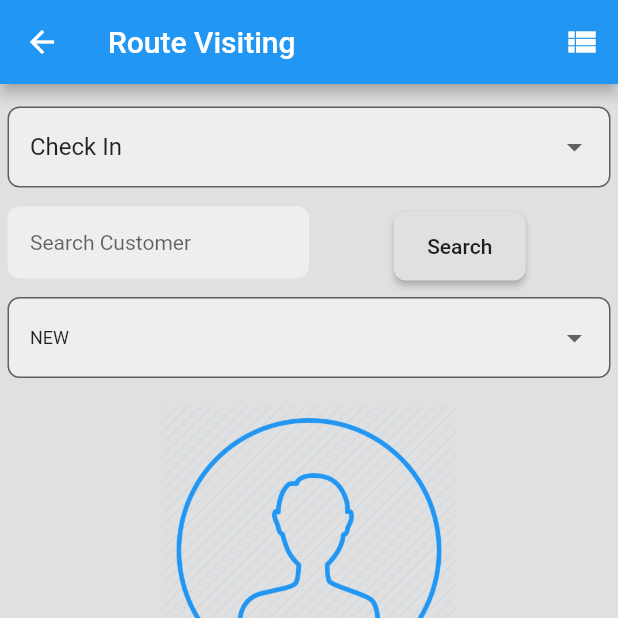
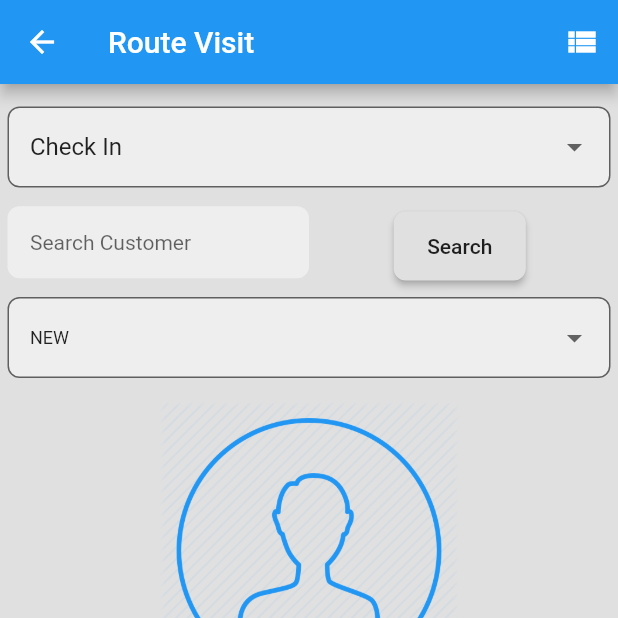
Before and after one commit to hvannak/gpstrackingplan, a Flutter app: the MyDashboard screen opened directly, after a tap on the "map" icon, on a phone screen of 412 x 824 dp, the top half of it. Run offline on Flutter 3.47's test engine with Material 2 defaults, Android fonts, the phone set to English and light mode, and no system bars; drawn by our look-alikes of auto_size_text; our stand-ins replace camera, connectivity, geolocator, google_maps_flutter, shared_preferences, sqflite; accounts and stored records are empty.

Commit message:
add translate on dashboard and register

```diff
--- a/lib/dashboard.dart
+++ b/lib/dashboard.dart
@@ -6,6 +6,7 @@ import 'package:gpstrackingplan/routevisiting.dart';
 import 'package:gpstrackingplan/saleorder.dart';
 import 'package:gpstrackingplan/takeleave.dart';
 import 'package:shared_preferences/shared_preferences.dart';
+import 'app_localizations.dart';
 import 'helpers/database_helper.dart';
 
 
@@ -114,7 +115,7 @@ class _MyDashboardState extends State<MyDashboard> {
     return Scaffold(
       appBar: AppBar(
           title: Text(
-        'Dashboard',
+        AppLocalizations.of(context).translate('dashboard'),
         style: TextStyle(color: Colors.white),
       )),
       drawer: Drawer(child: MyDrawer()),
@@ -124,13 +125,13 @@ class _MyDashboardState extends State<MyDashboard> {
         mainAxisSpacing: 12.0,
         padding: EdgeInsets.symmetric(vertical: 16.0, horizontal: 8.0),
         children: <Widget>[
-          myItems(Icons.map, "Route Visit", 0xffed622b, context, 'visit'),
+          myItems(Icons.map, AppLocalizations.of(context).translate('route_visit'), 0xffed622b, context, 'visit'),
           myItems(
-              Icons.time_to_leave, "Saleorder", 0xffed622b, context, 'saleorder'),
+              Icons.time_to_leave, AppLocalizations.of(context).translate('saleorder'), 0xffed622b, context, 'saleorder'),
           myItems(
-              Icons.time_to_leave, "Take Leave", 0xffed622b, context, 'leave'),
+              Icons.time_to_leave, AppLocalizations.of(context).translate('take_leave'), 0xffed622b, context, 'leave'),
           myItems(
-              Icons.time_to_leave, "Sync", 0xffed622b, context, 'sync'),
+              Icons.time_to_leave, AppLocalizations.of(context).translate('sync'), 0xffed622b, context, 'sync'),
         ],
         staggeredTiles: [
           StaggeredTile.extent(1, 150.0),
@@ -209,7 +210,7 @@ class _MyDrawerState extends State<MyDrawer> {
           ),
         ),
         ListTile(
-          title: Text('Route Visit'),
+          title: Text(AppLocalizations.of(context).translate('route_visit')),
           leading: Icon(Icons.map),
           onTap: () {
             Navigator.of(context).pop();
@@ -218,7 +219,7 @@ class _MyDrawerState extends State<MyDrawer> {
           },
         ),
         ListTile(
-          title: Text('Take Leave'),
+          title: Text(AppLocalizations.of(context).translate('take_leave')),
           leading: Icon(Icons.time_to_leave),
           onTap: () {
             Navigator.of(context).pop();
@@ -227,7 +228,16 @@ class _MyDrawerState extends State<MyDrawer> {
           },
         ),
         ListTile(
-          title: Text('Logout'),
+          title: Text(AppLocalizations.of(context).translate('saleorder')),
+          leading: Icon(Icons.time_to_leave),
+          onTap: () {
+            Navigator.of(context).pop();
+            Navigator.push(
+                context, MaterialPageRoute(builder: (context) => SaleOrder()));
+          },
+        ),
+        ListTile(
+          title: Text(AppLocalizations.of(context).translate('logout')),
           leading: Icon(Icons.backspace),
           onTap: () {
             _removeAppSetting();
--- a/lib/routevisiting.dart
+++ b/lib/routevisiting.dart
@@ -10,6 +10,7 @@ import 'package:gpstrackingplan/waitingdialog.dart';
 import 'package:intl/intl.dart';
 import 'package:shared_preferences/shared_preferences.dart';
 import 'package:auto_size_text/auto_size_text.dart';
+import 'app_localizations.dart';
 import 'helpers/apiHelper .dart';
 import 'helpers/database_helper.dart';
 import 'models/gpsroutemodel.dart';
@@ -19,7 +20,7 @@ class Routevisiting extends StatelessWidget {
   Widget build(BuildContext context) {
     return Scaffold(
       appBar: AppBar(
-        title: Text('Route Visiting'),
+        title: Text(AppLocalizations.of(context).translate('route_visit'),),
         actions: <Widget>[
           IconButton(
             icon: Icon(Icons.view_list),
```
Also changed, not shown: lang/en.json (+5 -5 lines), lang/km.json (+5 -5 lines), lib/register.dart (+16 -68 lines).
